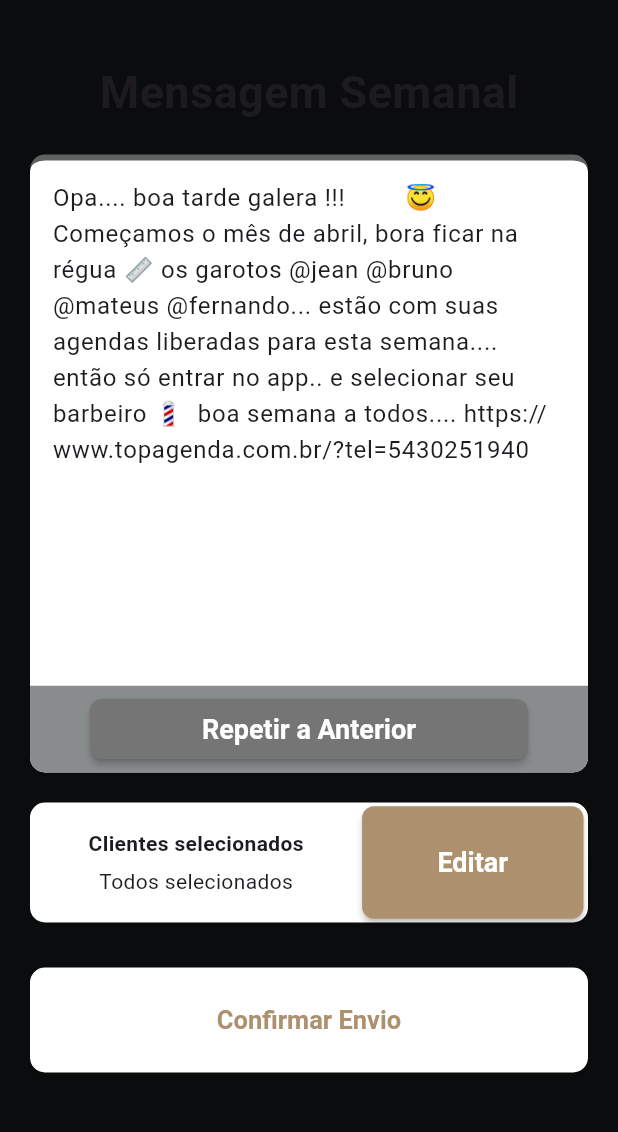
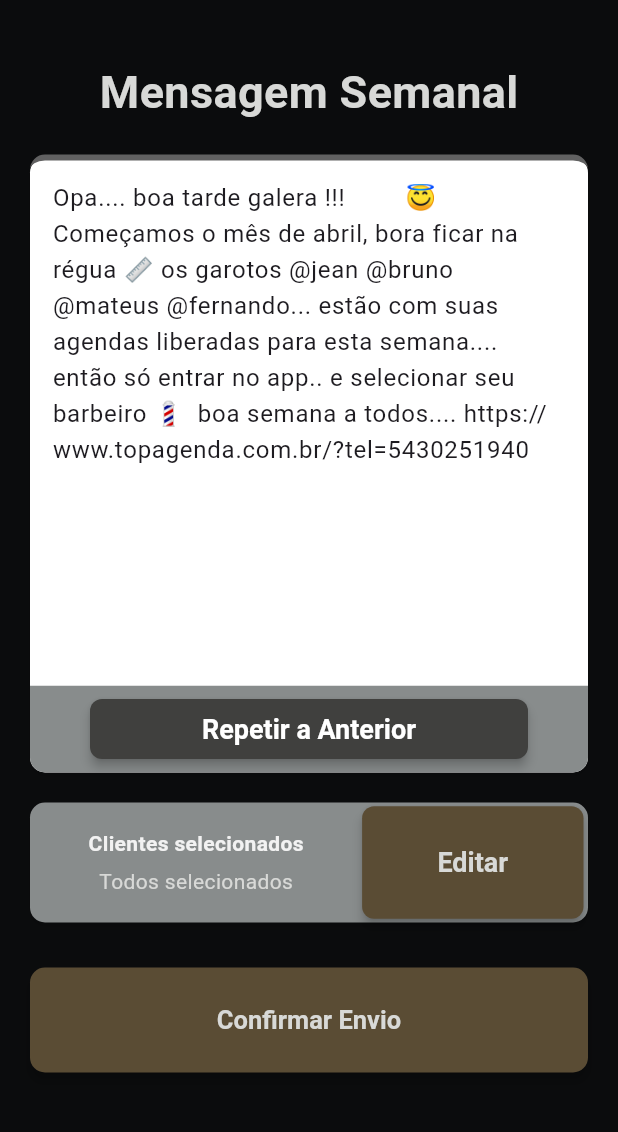
Before and after one commit to EduardoBllc/bft-clientes, a Flutter app: the screen it shows after launch, after a tap on "Mensagem da semana", on a phone screen of 412 x 824 dp, the part 84-1216 px from its top. Run offline on Flutter 3.47's test engine with Material 3 defaults, Android fonts, the phone set to English and light mode, and no system bars; our stand-ins replace get, material_design_icons_flutter, shimmer, sliding_up_panel.

Commit message:
Alteradas as telas para o modo escuro

```diff
--- a/lib/main.dart
+++ b/lib/main.dart
@@ -3,6 +3,7 @@ import 'package:bft_clientes/src/main_screen.dart';
 import 'package:flutter/material.dart';
 import 'package:get/get_navigation/src/root/get_material_app.dart';
 import 'package:provider/provider.dart';
+
 import 'controllers/customers_provider.dart';
 
 void main() {
@@ -27,6 +28,14 @@ class CustomersManager extends StatelessWidget {
               color: Colors.white,
             ),
           ),
+          elevatedButtonTheme: ElevatedButtonThemeData(
+            style: ButtonStyle(
+              overlayColor: const MaterialStatePropertyAll<Color>(Colors.white10),
+              elevation: MaterialStateProperty.resolveWith<double>(
+                (states) => states.contains(MaterialState.pressed) ? 0 : 3,
+              ),
+            ),
+          ),
         ),
         home: const MainScreen(),
       ),
--- a/lib/src/components/customer_message_modal.dart
+++ b/lib/src/components/customer_message_modal.dart
@@ -116,7 +116,8 @@ class _MessageEditingCustomerModalState extends State<MessageEditingCustomerModa
                 height: 50,
                 child: ElevatedButton(
                   onPressed: () {
-                    Provider.of<CustomersProvider>(context, listen: false).changeCustomerMessage(widget.customer, messageController.text);
+                    Provider.of<CustomersProvider>(context, listen: false)
+                        .changeCustomerMessage(widget.customer, messageController.text);
                     ScaffoldMessenger.of(context).showSnackBar(
                       const SnackBar(
                         dismissDirection: DismissDirection.horizontal,
@@ -138,9 +139,6 @@ class _MessageEditingCustomerModalState extends State<MessageEditingCustomerModa
                     ),
                     textStyle: const MaterialStatePropertyAll<TextStyle>(
                       TextStyle(fontWeight: FontWeight.bold),
-                    ),
-                    elevation: MaterialStateProperty.resolveWith<double>(
-                      (states) => states.contains(MaterialState.pressed) ? 0 : 2,
                     ),
                     overlayColor: const MaterialStatePropertyAll<Color>(
                       Colors.black12,
--- a/lib/src/components/customer_tile.dart
+++ b/lib/src/components/customer_tile.dart
@@ -1,8 +1,9 @@
-import 'package:flutter/cupertino.dart';
+import 'package:bft_clientes/src/constants.dart';
 import 'package:flutter/material.dart';
+
 import '../../models/customer.dart';
+import 'customer_message_modal.dart';
 import 'customer_modal.dart';
-import 'customer_message_modal.dart';
 
 class CustomerTile extends StatelessWidget {
   const CustomerTile(
@@ -29,7 +30,7 @@ class CustomerTile extends StatelessWidget {
               );
             },
             child: Material(
-              color: Colors.white,
+              color: kPrimaryColor,
               borderRadius: BorderRadius.circular(10),
               elevation: 3,
               child: Padding(
@@ -48,7 +49,7 @@ class CustomerTile extends StatelessWidget {
           Padding(
             padding: const EdgeInsets.only(left: 5),
             child: Material(
-              color: Colors.white,
+              color: kPrimaryColor,
               borderRadius: BorderRadius.circular(10),
               elevation: 3,
               child: Padding(
--- a/lib/src/constants.dart
+++ b/lib/src/constants.dart
@@ -2,18 +2,21 @@ import 'package:flutter/material.dart';
 import 'package:flutter/services.dart';
 
 Color kBackgroundColor = const Color(0xFF0B0C0D);
+Color kAltBackgroundColor = const Color(0xFF888C8C);
 
-Color kCreamColor = const Color(0xff888C8C);
+Color kPrimaryColor = const Color(0xFFD8D9D7);
+Color kAltPrimaryColor = const Color(0xFF40403E);
 
-Color kWeakBrownColor = const Color(0xffad906e);
+Color kFontColor = const Color(0xFFD8D9D7);
+Color kAltFontColor = const Color(0xFFF2F2F2);
+
+Color kWeakBrownColor = const Color(0xFFAD906E);
+Color kBrownColor = const Color(0xFF5A4C34);
+
+Color kWeakShadowColor = const Color(0xff000000).withOpacity(0.1);
 
 Offset kBottomOffset = const Offset(0, 2);
 Offset kTopOffset = const Offset(0, -2);
-
-Color kWeakShadowColor = const Color(0xff000000).withOpacity(0.1);
-
-Color kFontColor = const Color(0xFFF2F2F2);
-Color kAltFontColor = const Color(0xFFD8D9D7);
 
 BoxShadow kBottomBoxShadow = BoxShadow(
   offset: kBottomOffset,
--- a/lib/src/main_screen.dart
+++ b/lib/src/main_screen.dart
@@ -68,19 +68,11 @@ class _MainScreenState extends State<MainScreen> {
     }
 
     ButtonStyle lightenButtonStyle = ButtonStyle(
-      backgroundColor: const MaterialStatePropertyAll<Color>(Color(0xFF40403E)),
+      backgroundColor: MaterialStatePropertyAll<Color>(kAltPrimaryColor),
       shape: MaterialStatePropertyAll<OutlinedBorder>(
         RoundedRectangleBorder(
           borderRadius: BorderRadius.circular(15),
         ),
-      ),
-      elevation: MaterialStateProperty.resolveWith<double>(
-        (states) {
-          if (states.contains(MaterialState.pressed)) {
-            return 0;
-          }
-          return 2;
-        },
       ),
     );
 
@@ -302,7 +294,7 @@ class _MainScreenState extends State<MainScreen> {
           ),
           SlidingUpPanel(
             backdropEnabled: true,
-            color: const Color(0xFF40403E),
+            color: kAltPrimaryColor,
             borderRadius: const BorderRadius.vertical(
               top: Radius.circular(20),
             ),
@@ -342,7 +334,7 @@ class _MainScreenState extends State<MainScreen> {
                               style: TextStyle(
                                 fontSize: 20,
                                 fontWeight: FontWeight.w700,
-                                color: kAltFontColor,
+                                color: kFontColor,
                               ),
                             ),
                             const SizedBox(width: 10),
@@ -368,7 +360,7 @@ class _MainScreenState extends State<MainScreen> {
                                     .toList(),
                                 decoration: InputDecoration(
                                   filled: true,
-                                  fillColor: Color(0xFF888C8C),
+                                  fillColor: kPrimaryColor,
                                   border: defaultBorder,
                                   focusedBorder: defaultBorder,
                                   enabledBorder: defaultBorder,
--- a/lib/src/weekly_message_screen.dart
+++ b/lib/src/weekly_message_screen.dart
@@ -17,9 +17,6 @@ class WeekMessageScreen extends StatelessWidget {
       backgroundColor: kBackgroundColor,
       appBar: AppBar(
         backgroundColor: Colors.black,
-        iconTheme: const IconThemeData(
-          color: Colors.white,
-        ),
         centerTitle: true,
         elevation: 0,
         title: const Text(
@@ -39,16 +36,19 @@ class WeekMessageScreen extends StatelessWidget {
             children: [
               Column(
                 children: [
-                  const Text(
+                  Text(
                     'Mensagem Semanal',
                     style: TextStyle(
                       fontSize: 30,
                       fontWeight: FontWeight.bold,
+                      color: kFontColor,
                     ),
                   ),
                   const SizedBox(height: 20),
                   Container(
-                    height: Platform.isIOS ? MediaQuery.sizeOf(context).height * 0.45 : MediaQuery.sizeOf(context).height * 0.5,
+                    height: Platform.isIOS
+                        ? MediaQuery.sizeOf(context).height * 0.45
+                        : MediaQuery.sizeOf(context).height * 0.5,
                     decoration: BoxDecoration(
                       borderRadius: BorderRadius.circular(10),
                       border: Border(
@@ -89,7 +89,7 @@ class WeekMessageScreen extends StatelessWidget {
                           ),
                           child: Container(
                             decoration: BoxDecoration(
-                              color: kCreamColor,
+                              color: kAltBackgroundColor,
                             ),
                             padding: const EdgeInsets.symmetric(
                               vertical: 5,
@@ -97,13 +97,14 @@ class WeekMessageScreen extends StatelessWidget {
                             ),
                             child: ElevatedButton(
                               style: ButtonStyle(
-                                backgroundColor: MaterialStatePropertyAll<Color>(Colors.grey.shade600),
+                                backgroundColor: MaterialStatePropertyAll<Color>(kAltPrimaryColor),
                                 foregroundColor: const MaterialStatePropertyAll<Color>(Colors.white),
-                                textStyle: const MaterialStatePropertyAll<TextStyle>(
-                                  TextStyle(fontWeight: FontWeight.bold, fontSize: 18),
-                                ),
-                                elevation: MaterialStateProperty.resolveWith<double>(
-                                  (states) => states.contains(MaterialState.pressed) ? 0 : 2,
+                                textStyle: MaterialStatePropertyAll<TextStyle>(
+                                  TextStyle(
+                                    fontWeight: FontWeight.bold,
+                                    fontSize: 18,
+                                    color: kFontColor,
+                                  ),
                                 ),
                                 shape: MaterialStatePropertyAll<OutlinedBorder>(
                                   RoundedRectangleBorder(
@@ -126,23 +127,29 @@ class WeekMessageScreen extends StatelessWidget {
                 decoration: BoxDecoration(
                   borderRadius: BorderRadius.circular(10),
                   boxShadow: [kBottomBoxShadow],
-                  color: Colors.white,
+                  color: kAltBackgroundColor,
                 ),
                 padding: const EdgeInsets.only(right: 3),
                 height: 80,
                 child: Row(
                   children: [
-                    const Expanded(
+                    Expanded(
                       flex: 3,
                       child: Column(
                         mainAxisAlignment: MainAxisAlignment.center,
                         children: [
                           Text(
                             'Clientes selecionados',
-                            style: TextStyle(fontWeight: FontWeight.bold),
+                            style: TextStyle(
+                              fontWeight: FontWeight.bold,
+                              color: kAltFontColor,
+                            ),
                           ),
-                          SizedBox(height: 5),
-                          Text('Todos selecionados'),
+                          const SizedBox(height: 5),
+                          Text(
+                            'Todos selecionados',
+                            style: TextStyle(color: kFontColor),
+                          ),
                         ],
                       ),
                     ),
@@ -152,16 +159,13 @@ class WeekMessageScreen extends StatelessWidget {
                         height: 75,
                         child: ElevatedButton(
                           style: ButtonStyle(
-                            backgroundColor: MaterialStatePropertyAll<Color>(kWeakBrownColor),
+                            backgroundColor: MaterialStatePropertyAll<Color>(kBrownColor),
                             foregroundColor: const MaterialStatePropertyAll<Color>(Colors.white),
                             textStyle: const MaterialStatePropertyAll<TextStyle>(
                               TextStyle(
                                 fontWeight: FontWeight.bold,
                                 fontSize: 18,
                               ),
-                            ),
-                            elevation: MaterialStateProperty.resolveWith<double>(
-                              (states) => states.contains(MaterialState.pressed) ? 0 : 2,
                             ),
                             shape: MaterialStatePropertyAll<OutlinedBorder>(
                               RoundedRectangleBorder(
@@ -170,7 +174,10 @@ class WeekMessageScreen extends StatelessWidget {
                             ),
                           ),
                           onPressed: () {},
-                          child: const Text('Editar'),
+                          child: Text(
+                            'Editar',
+                            style: TextStyle(color: kFontColor),
+                          ),
                         ),
                       ),
                     ),
@@ -184,16 +191,10 @@ class WeekMessageScreen extends StatelessWidget {
                 child: ElevatedButton(
                   onPressed: () {},
                   style: ButtonStyle(
-                    backgroundColor: const MaterialStatePropertyAll<Color>(Colors.white),
-                    foregroundColor: MaterialStatePropertyAll<Color>(kWeakBrownColor),
+                    backgroundColor: MaterialStatePropertyAll<Color>(kBrownColor),
+                    foregroundColor: MaterialStatePropertyAll<Color>(kFontColor),
                     textStyle: const MaterialStatePropertyAll<TextStyle>(
                       TextStyle(fontWeight: FontWeight.bold),
-                    ),
-                    elevation: MaterialStateProperty.resolveWith<double>(
-                      (states) => states.contains(MaterialState.pressed) ? 0 : 2,
-                    ),
-                    overlayColor: const MaterialStatePropertyAll<Color>(
-                      Colors.black12,
                     ),
                     shape: MaterialStatePropertyAll<OutlinedBorder>(
                       RoundedRectangleBorder(
```
Also changed, not shown: lib/src/birthday_screen.dart (+22 -21 lines), lib/src/components/main_screen_button.dart (+0 -8 lines), lib/src/customers_screen.dart (+9 -6 lines).
